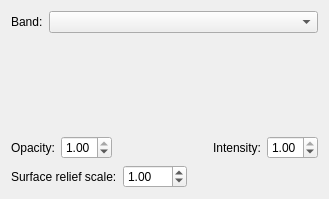
First picture: the form in src/qt-widgets/RasterLayerOptionsWidgetUi.ui, repository GPlates/GPlates, before the edit.
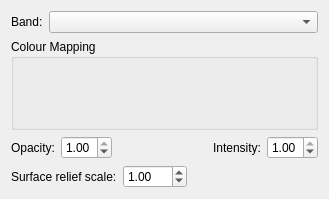
Second picture: the form after the edit.

```diff
--- a/src/qt-widgets/RasterLayerOptionsWidgetUi.ui
+++ b/src/qt-widgets/RasterLayerOptionsWidgetUi.ui
@@ -42,7 +42,22 @@
     </layout>
    </item>
    <item>
-    <widget class="QWidget" name="palette_placeholder_widget" native="true"/>
+    <widget class="QGroupBox" name="colour_mapping_groupbox">
+     <property name="title">
+      <string>Colour Mapping</string>
+     </property>
+     <layout class="QVBoxLayout" name="verticalLayout_2">
+      <property name="spacing">
+       <number>3</number>
+      </property>
+      <property name="margin">
+       <number>6</number>
+      </property>
+      <item>
+       <widget class="QWidget" name="palette_placeholder_widget" native="true"/>
+      </item>
+     </layout>
+    </widget>
    </item>
    <item>
     <layout class="QHBoxLayout" name="opacity_intensity_layout">
```
